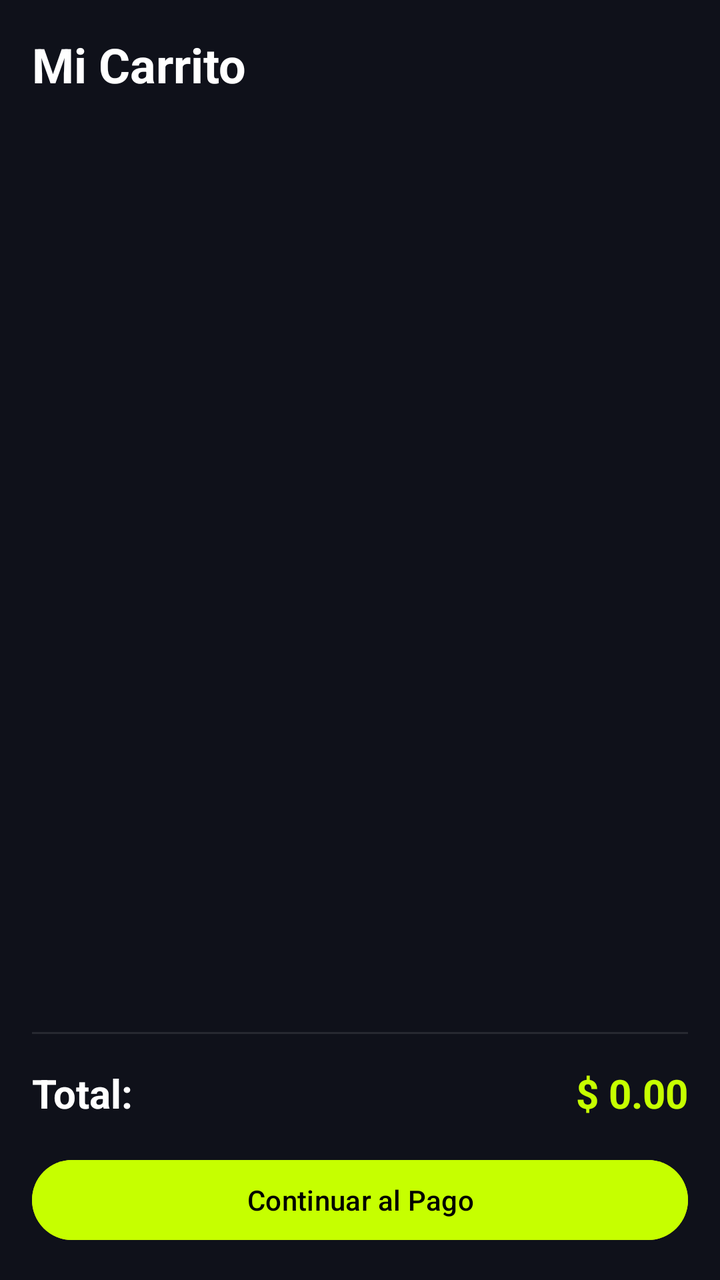
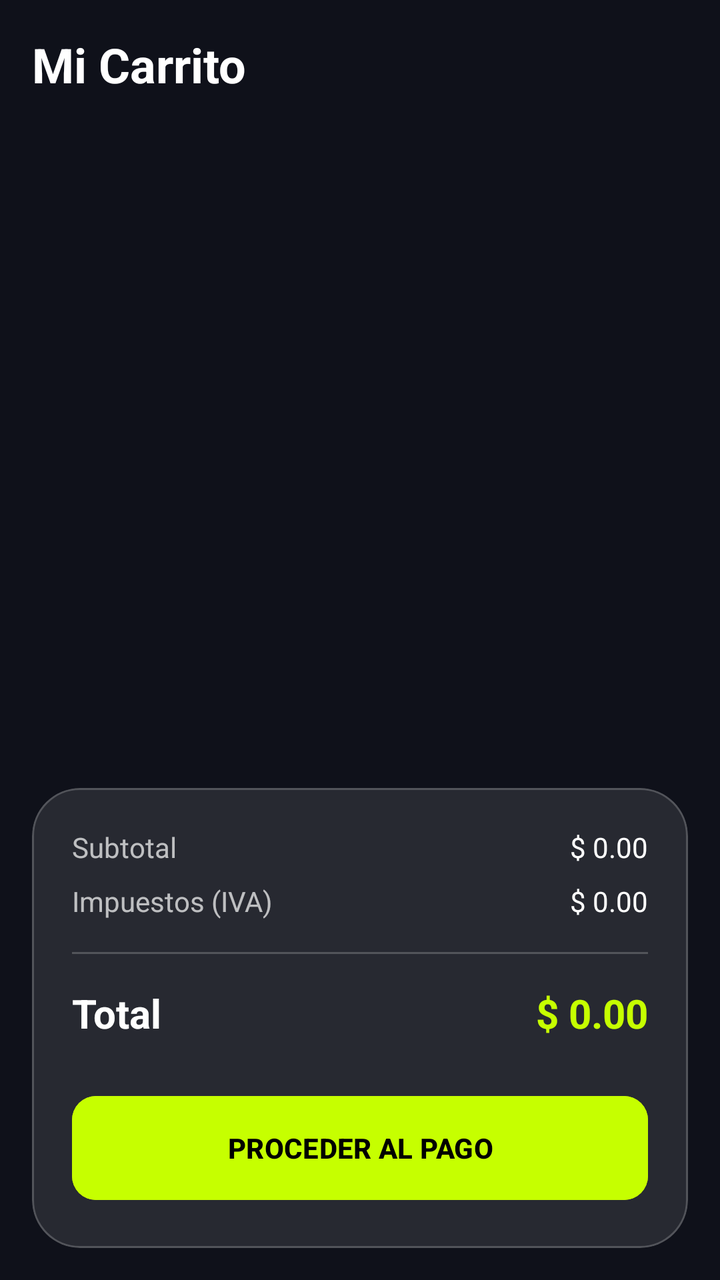

Before-and-after screenshots of an Android layout around one commit, followed by the original layout XML and the change that was made.
<!-- AndroidManifest.xml: application theme Theme.VoltCore -->
<!-- res/layout/fragment_cart.xml -->
<?xml version="1.0" encoding="utf-8"?>
<androidx.constraintlayout.widget.ConstraintLayout xmlns:android="http://schemas.android.com/apk/res/android"
    xmlns:app="http://schemas.android.com/apk/res-auto"
    xmlns:tools="http://schemas.android.com/tools"
    android:layout_width="match_parent"
    android:layout_height="match_parent"
    android:background="@color/colorBackground"
    android:padding="16dp">

    <TextView
        android:id="@+id/tvTitle"
        android:layout_width="wrap_content"
        android:layout_height="wrap_content"
        android:text="Mi Carrito"
        android:textColor="@color/white"
        android:textSize="24sp"
        android:textStyle="bold"
        app:layout_constraintStart_toStartOf="parent"
        app:layout_constraintTop_toTopOf="parent" />

    <androidx.recyclerview.widget.RecyclerView
        android:id="@+id/rvCart"
        android:layout_width="0dp"
        android:layout_height="0dp"
        android:layout_marginTop="16dp"
        android:layout_marginBottom="16dp"
        app:layout_constraintBottom_toTopOf="@id/divider"
        app:layout_constraintEnd_toEndOf="parent"
        app:layout_constraintStart_toStartOf="parent"
        app:layout_constraintTop_toBottomOf="@id/tvTitle" />

    <View
        android:id="@+id/divider"
        android:layout_width="match_parent"
        android:layout_height="1dp"
        android:layout_marginBottom="16dp"
        android:background="@color/colorSurface"
        app:layout_constraintBottom_toTopOf="@id/llSummary" />

    <LinearLayout
        android:id="@+id/llSummary"
        android:layout_width="match_parent"
        android:layout_height="wrap_content"
        android:orientation="vertical"
        app:layout_constraintBottom_toBottomOf="parent">

        <LinearLayout
            android:layout_width="match_parent"
            android:layout_height="wrap_content"
            android:orientation="horizontal">

            <TextView
                android:layout_width="0dp"
                android:layout_height="wrap_content"
                android:layout_weight="1"
                android:text="Total:"
                android:textColor="@color/white"
                android:textSize="20sp"
                android:textStyle="bold" />

            <TextView
                android:id="@+id/tvTotal"
                android:layout_width="wrap_content"
                android:layout_height="wrap_content"
                android:text="$ 0.00"
                android:textColor="@color/colorElectricTeal"
                android:textSize="20sp"
                android:textStyle="bold" />
        </LinearLayout>

        <Button
            android:id="@+id/btnGoToCheckout"
            android:layout_width="match_parent"
            android:layout_height="wrap_content"
            android:layout_marginTop="16dp"
            android:text="Continuar al Pago"
            android:backgroundTint="@color/volt_primary"
            android:textColor="@color/black" />

    </LinearLayout>

</androidx.constraintlayout.widget.ConstraintLayout>
<!-- resources referenced by this layout -->
<resources>
  <color name="black">#FF000000</color>
  <color name="colorBackground">@color/volt_background</color>
  <color name="colorElectricTeal">@color/volt_primary</color>
  <color name="colorSurface">@color/glass_surface</color>
  <color name="volt_primary">#C6FF00</color>
  <color name="white">#FFFFFFFF</color>
  <style name="Theme.VoltCore" parent="Base.Theme.VoltCore" />
  <color name="volt_background">#0F111A</color>
  <color name="glass_surface">#1AFFFFFF</color>
  <style name="Base.Theme.VoltCore" parent="Theme.Material3.DayNight.NoActionBar">
          
          <item name="colorPrimary">@color/volt_primary</item>
          <item name="android:windowBackground">@color/volt_background</item>
          <item name="colorSurface">@color/glass_surface</item>
          <item name="colorOnSurface">@color/white</item>
      </style>
</resources>

<!-- the commit's change to res/layout/fragment_cart.xml (unified diff, before → after) -->
@@ -4,13 +4,13 @@
     xmlns:tools="http://schemas.android.com/tools"
     android:layout_width="match_parent"
     android:layout_height="match_parent"
-    android:background="@color/colorBackground"
-    android:padding="16dp">
+    android:background="@color/volt_background">
 
     <TextView
-        android:id="@+id/tvTitle"
+        android:id="@+id/tvCartTitle"
         android:layout_width="wrap_content"
         android:layout_height="wrap_content"
+        android:layout_margin="16dp"
         android:text="Mi Carrito"
         android:textColor="@color/white"
         android:textSize="24sp"
@@ -19,64 +19,197 @@
         app:layout_constraintTop_toTopOf="parent" />
 
     <androidx.recyclerview.widget.RecyclerView
-        android:id="@+id/rvCart"
-        android:layout_width="0dp"
+        android:id="@+id/rvCartItems"
+        android:layout_width="match_parent"
         android:layout_height="0dp"
         android:layout_marginTop="16dp"
-        android:layout_marginBottom="16dp"
-        app:layout_constraintBottom_toTopOf="@id/divider"
-        app:layout_constraintEnd_toEndOf="parent"
-        app:layout_constraintStart_toStartOf="parent"
-        app:layout_constraintTop_toBottomOf="@id/tvTitle" />
-
-    <View
-        android:id="@+id/divider"
-        android:layout_width="match_parent"
-        android:layout_height="1dp"
-        android:layout_marginBottom="16dp"
-        android:background="@color/colorSurface"
-        app:layout_constraintBottom_toTopOf="@id/llSummary" />
-
-    <LinearLayout
-        android:id="@+id/llSummary"
+        app:layout_constraintBottom_toTopOf="@id/layoutSummary"
+        app:layout_constraintTop_toBottomOf="@id/tvCartTitle"
+        tools:listitem="@layout/item_cart_product" />
+
+    <com.google.android.material.card.MaterialCardView
+        android:id="@+id/layoutSummary"
         android:layout_width="match_parent"
         android:layout_height="wrap_content"
-        android:orientation="vertical"
-        app:layout_constraintBottom_toBottomOf="parent">
+        app:cardBackgroundColor="@color/glass_surface"
+        app:cardCornerRadius="24dp"
+        app:layout_constraintBottom_toBottomOf="parent"
+        android:layout_margin="16dp"
+        app:strokeColor="@color/glass_stroke"
+        app:strokeWidth="1dp">
 
         <LinearLayout
             android:layout_width="match_parent"
             android:layout_height="wrap_content"
-            android:orientation="horizontal">
+            android:orientation="vertical"
+            android:padding="20dp">
+
+            <LinearLayout
+                android:layout_width="match_parent"
+                android:layout_height="wrap_content"
+                android:orientation="horizontal"
+                android:layout_marginBottom="8dp">
+                <TextView
+                    android:layout_width="0dp"
+                    android:layout_height="wrap_content"
+                    android:layout_weight="1"
+                    android:text="Subtotal"
+                    android:textColor="#B3FFFFFF" />
+                <TextView
+                    android:id="@+id/tvSubtotal"
+                    android:layout_width="wrap_content"
+                    android:layout_height="wrap_content"
+                    android:text="$ 0.00"
+                    android:textColor="@color/white" />
+            </LinearLayout>
+
+            <LinearLayout
+                android:layout_width="match_parent"
+                android:layout_height="wrap_content"
+                android:orientation="horizontal"
+                android:layout_marginBottom="16dp">
+                <TextView
+                    android:layout_width="0dp"
+                    android:layout_height="wrap_content"
+                    android:layout_weight="1"
+                    android:text="Impuestos (IVA)"
+                    android:textColor="#B3FFFFFF" />
+                <TextView
+                    android:id="@+id/tvTaxes"
+                    android:layout_width="wrap_content"
+                    android:layout_height="wrap_content"
+                    android:text="$ 0.00"
+                    android:textColor="@color/white" />
+            </LinearLayout>
+
+            <View
+                android:layout_width="match_parent"
+                android:layout_height="1dp"
+                android:background="@color/glass_stroke"
+                android:layout_marginBottom="16dp"/>
+
+            <LinearLayout
+                android:layout_width="match_parent"
+                android:layout_height="wrap_content"
+                android:orientation="horizontal"
+                android:layout_marginBottom="24dp">
+                <TextView
+                    android:layout_width="0dp"
+                    android:layout_height="wrap_content"
+                    android:layout_weight="1"
+                    android:text="Total"
+                    android:textColor="@color/white"
+                    android:textSize="20sp"
+                    android:textStyle="bold" />
+                <TextView
+                    android:id="@+id/tvTotal"
+                    android:layout_width="wrap_content"
+                    android:layout_height="wrap_content"
+                    android:text="$ 0.00"
+                    android:textColor="@color/volt_primary"
+                    android:textSize="20sp"
+                    android:textStyle="bold" />
+            </LinearLayout>
+
+            <com.google.android.material.button.MaterialButton
+                android:id="@+id/btnGoToCheckout"
+                android:layout_width="match_parent"
+                android:layout_height="60dp"
+                android:text="PROCEDER AL PAGO"
+                android:backgroundTint="@color/volt_primary"
+                android:textColor="@color/black"
+                android:textStyle="bold"
+                app:cornerRadius="12dp" />
+
+        </LinearLayout>
+    </com.google.android.material.card.MaterialCardView>
+
+</androidx.constraintlayout.widget.ConstraintLayout>
+<!-- res/layout/item_cart_product.xml (included above) -->
+<?xml version="1.0" encoding="utf-8"?>
+<com.google.android.material.card.MaterialCardView xmlns:android="http://schemas.android.com/apk/res/android"
+    xmlns:app="http://schemas.android.com/apk/res-auto"
+    android:layout_width="match_parent"
+    android:layout_height="wrap_content"
+    android:layout_marginHorizontal="16dp"
+    android:layout_marginBottom="12dp"
+    app:cardBackgroundColor="@color/glass_surface"
+    app:cardCornerRadius="16dp"
+    app:strokeColor="@color/glass_stroke"
+    app:strokeWidth="1dp">
+
+    <LinearLayout
+        android:layout_width="match_parent"
+        android:layout_height="wrap_content"
+        android:orientation="horizontal"
+        android:padding="12dp"
+        android:gravity="center_vertical">
+
+        <ImageView
+            android:id="@+id/ivCartProduct"
+            android:layout_width="60dp"
+            android:layout_height="60dp"
+            android:background="#1AFFFFFF"
+            android:src="@drawable/ic_voltcore_logo"
+            android:padding="8dp"
+            android:contentDescription="Imagen producto"/>
+
+        <LinearLayout
+            android:layout_width="0dp"
+            android:layout_height="wrap_content"
+            android:layout_weight="1"
+            android:orientation="vertical"
+            android:layout_marginStart="16dp">
 
             <TextView
-                android:layout_width="0dp"
-                android:layout_height="wrap_content"
-                android:layout_weight="1"
-                android:text="Total:"
+                android:id="@+id/tvCartProductName"
+                android:layout_width="wrap_content"
+                android:layout_height="wrap_content"
+                android:text="Nombre del Producto"
                 android:textColor="@color/white"
-                android:textSize="20sp"
                 android:textStyle="bold" />
 
             <TextView
-                android:id="@+id/tvTotal"
+                android:id="@+id/tvCartProductPrice"
                 android:layout_width="wrap_content"
                 android:layout_height="wrap_content"
                 android:text="$ 0.00"
-                android:textColor="@color/colorElectricTeal"
-                android:textSize="20sp"
+                android:textColor="@color/volt_primary" />
+        </LinearLayout>
+
+        <LinearLayout
+            android:layout_width="wrap_content"
+            android:layout_height="wrap_content"
+            android:orientation="horizontal"
+            android:gravity="center_vertical">
+
+            <ImageButton
+                android:id="@+id/btnMinus"
+                android:layout_width="32dp"
+                android:layout_height="32dp"
+                android:src="@android:drawable/ic_menu_revert"
+                android:background="?attr/selectableItemBackgroundBorderless"
+                app:tint="@color/white"
+                android:contentDescription="Menos"/>
+
+            <TextView
+                android:id="@+id/tvQuantity"
+                android:layout_width="32dp"
+                android:layout_height="wrap_content"
+                android:text="1"
+                android:gravity="center"
+                android:textColor="@color/white"
                 android:textStyle="bold" />
+
+            <ImageButton
+                android:id="@+id/btnPlus"
+                android:layout_width="32dp"
+                android:layout_height="32dp"
+                android:src="@android:drawable/ic_input_add"
+                android:background="?attr/selectableItemBackgroundBorderless"
+                app:tint="@color/volt_primary"
+                android:contentDescription="Mas"/>
         </LinearLayout>
 
-        <Button
-            android:id="@+id/btnGoToCheckout"
-            android:layout_width="match_parent"
-            android:layout_height="wrap_content"
-            android:layout_marginTop="16dp"
-            android:text="Continuar al Pago"
-            android:backgroundTint="@color/volt_primary"
-            android:textColor="@color/black" />
-
     </LinearLayout>
-
-</androidx.constraintlayout.widget.ConstraintLayout>
+</com.google.android.material.card.MaterialCardView>
<!-- resource entries referenced after the edit -->
@@ -1,11 +1,22 @@
 <!-- resources referenced by this layout -->
 <resources>
   <color name="black">#FF000000</color>
-  <color name="colorBackground">@color/volt_background</color>
-  <color name="colorElectricTeal">@color/volt_primary</color>
-  <color name="colorSurface">@color/glass_surface</color>
+  <color name="glass_stroke">#33FFFFFF</color>
   <color name="volt_primary">#C6FF00</color>
   <color name="white">#FFFFFFFF</color>
+  <!-- drawable ic_voltcore_logo (drawable) -->
+  <vector xmlns:android="http://schemas.android.com/apk/res/android"
+      android:width="200dp"
+      android:height="200dp"
+      android:viewportWidth="200"
+      android:viewportHeight="200">
+      <path
+          android:fillColor="#00B4D8"
+          android:pathData="M100,20 L160,180 L100,150 L40,180 Z" />
+      <path
+          android:fillColor="#FFFFFF"
+          android:pathData="M100,50 L130,140 L100,125 L70,140 Z" />
+  </vector>
   <style name="Theme.VoltCore" parent="Base.Theme.VoltCore" />
   <color name="volt_background">#0F111A</color>
   <color name="glass_surface">#1AFFFFFF</color>
